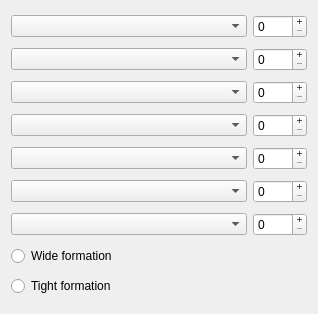
vcmi/vcmi, file mapeditor/inspector/armywidget.ui: the form before one commit.
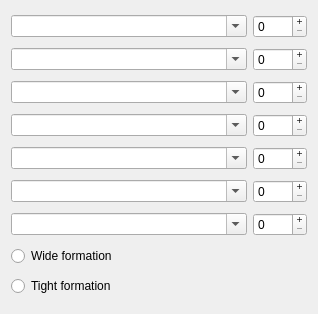
The form after the commit.

Commit message: #3864 possibility to search in army setting

The edit to the form file:
```diff
--- a/mapeditor/inspector/armywidget.ui
+++ b/mapeditor/inspector/armywidget.ui
@@ -34,6 +34,9 @@
        <verstretch>0</verstretch>
       </sizepolicy>
      </property>
+     <property name="editable">
+      <bool>true</bool>
+     </property>
     </widget>
    </item>
    <item row="3" column="0">
@@ -44,6 +47,9 @@
        <verstretch>0</verstretch>
       </sizepolicy>
      </property>
+     <property name="editable">
+      <bool>true</bool>
+     </property>
     </widget>
    </item>
    <item row="6" column="0">
@@ -54,6 +60,9 @@
        <verstretch>0</verstretch>
       </sizepolicy>
      </property>
+     <property name="editable">
+      <bool>true</bool>
+     </property>
     </widget>
    </item>
    <item row="2" column="0">
@@ -64,6 +73,9 @@
        <verstretch>0</verstretch>
       </sizepolicy>
      </property>
+     <property name="editable">
+      <bool>true</bool>
+     </property>
     </widget>
    </item>
    <item row="4" column="0">
@@ -74,6 +86,9 @@
        <verstretch>0</verstretch>
       </sizepolicy>
      </property>
+     <property name="editable">
+      <bool>true</bool>
+     </property>
     </widget>
    </item>
    <item row="0" column="0">
@@ -84,6 +99,9 @@
        <verstretch>0</verstretch>
       </sizepolicy>
      </property>
+     <property name="editable">
+      <bool>true</bool>
+     </property>
     </widget>
    </item>
    <item row="1" column="0">
@@ -94,6 +112,9 @@
        <verstretch>0</verstretch>
       </sizepolicy>
      </property>
+     <property name="editable">
+      <bool>true</bool>
+     </property>
     </widget>
    </item>
    <item row="8" column="0">
```
The commit also changes 1 other file.
